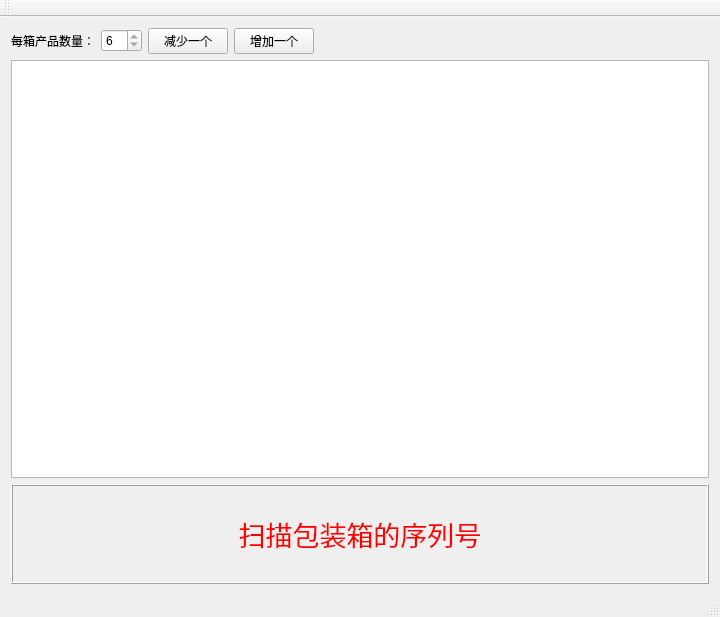
Before: the Qt Designer form mainwindow.ui in RuanJG/desktopApp, drawn with Qt 5.
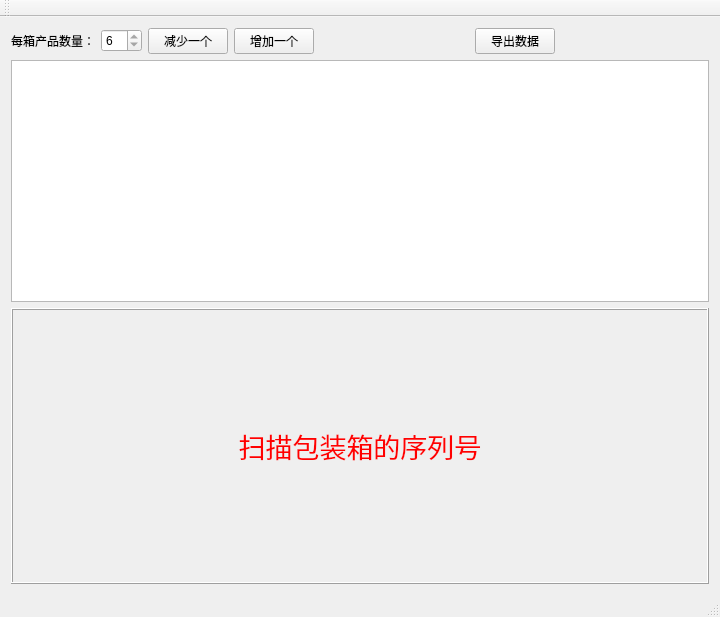
After: the same form once the commit is applied.

Diff of the .ui file:
```diff
--- a/mainwindow.ui
+++ b/mainwindow.ui
@@ -65,6 +65,26 @@
           </property>
          </widget>
         </item>
+        <item>
+         <spacer name="horizontalSpacer_2">
+          <property name="orientation">
+           <enum>Qt::Horizontal</enum>
+          </property>
+          <property name="sizeHint" stdset="0">
+           <size>
+            <width>40</width>
+            <height>20</height>
+           </size>
+          </property>
+         </spacer>
+        </item>
+        <item>
+         <widget class="QPushButton" name="exportpushButton">
+          <property name="text">
+           <string>导出数据</string>
+          </property>
+         </widget>
+        </item>
         <item>
          <spacer name="horizontalSpacer">
           <property name="orientation">
@@ -104,6 +124,12 @@
         <layout class="QGridLayout" name="gridLayout_2">
          <item row="0" column="0">
           <widget class="QLabel" name="indicatelabel_3">
+           <property name="minimumSize">
+            <size>
+             <width>0</width>
+             <height>250</height>
+            </size>
+           </property>
            <property name="text">
             <string>&lt;html&gt;&lt;head/&gt;&lt;body&gt;&lt;p&gt;&lt;span style=&quot; font-size:20pt; color:#ff0000;&quot;&gt;扫描包装箱的序列号&lt;/span&gt;&lt;/p&gt;&lt;/body&gt;&lt;/html&gt;</string>
            </property>
```
